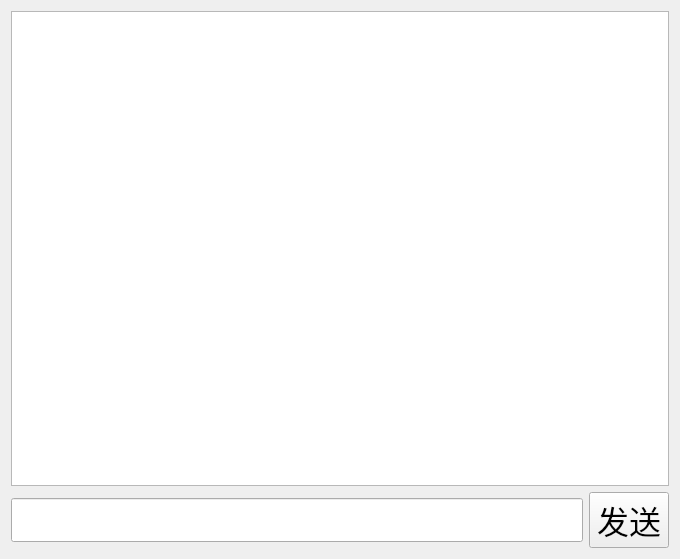
Above: TCPClient/privatechat.ui from yyy165/NetDisk before the change. Below: the same form after it.
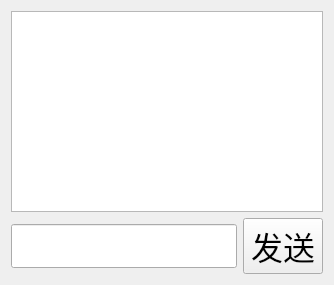
That is the form after the change.

```diff
--- a/TCPClient/privatechat.ui
+++ b/TCPClient/privatechat.ui
@@ -6,8 +6,8 @@
    <rect>
     <x>0</x>
     <y>0</y>
-    <width>680</width>
-    <height>559</height>
+    <width>334</width>
+    <height>285</height>
    </rect>
   </property>
   <property name="windowTitle">
```
